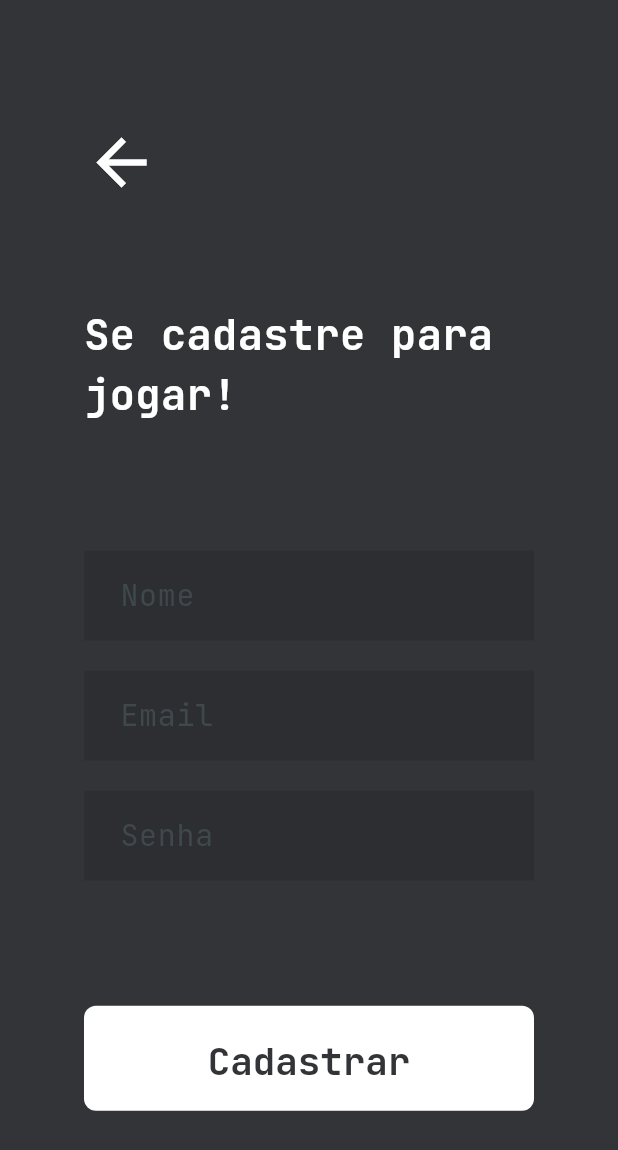
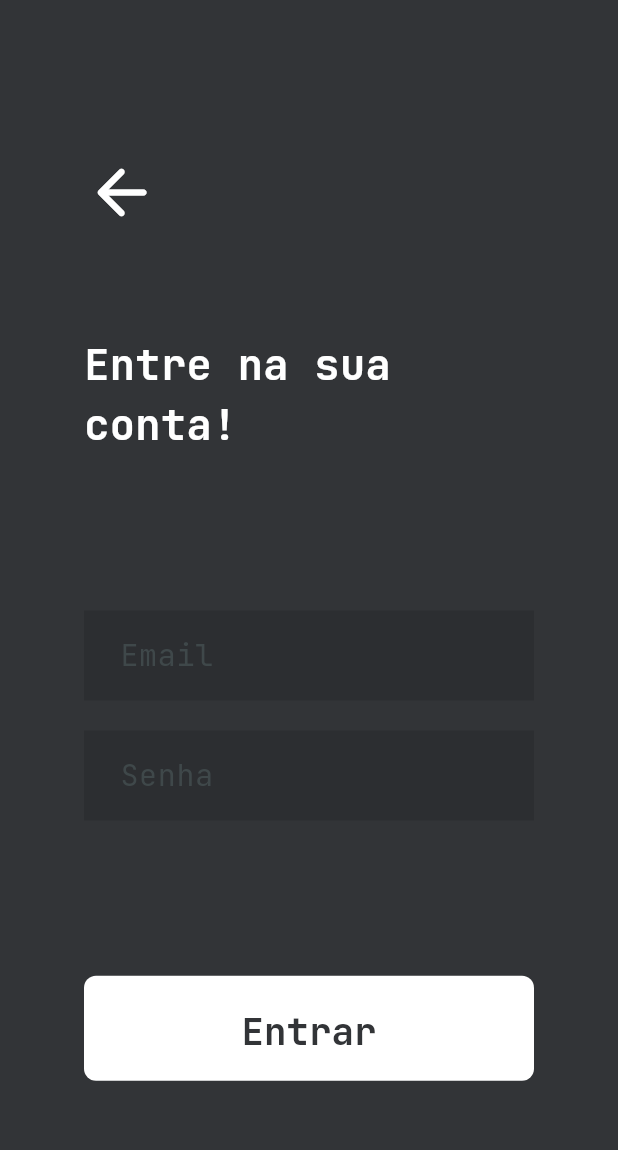
Before and after one commit to PsSergio/HasType_Mobile, a Flutter app: the screen it shows after launch, on a phone screen of 412 x 824 dp. Shown: the top 1150 px of the screen. Run offline on Flutter 3.47's test engine with Material 3 defaults, Android fonts, the phone set to English and light mode, and no system bars; our stand-ins replace dio, google_fonts.

Commit message:
feat: getting start with login service

```diff
--- /dev/null
+++ b/hastype/lib/data/controllers/login_controller.dart
@@ -0,0 +1,43 @@
+import 'dart:async';
+
+import 'package:dio/dio.dart';
+import 'package:hastype/data/dtos/login_user_dto.dart';
+import 'package:hastype/data/repositories/user_repository.dart';
+
+class LoginController {
+  LoginStates state = LoginStates.start;
+
+  Future start(LoginUserDto model) async {
+    state = LoginStates.loading;
+
+    try {
+      final response = await UserRepository().singinUser(model);
+
+      print(response);
+
+      state = LoginStates.logged;
+
+      return response;
+    } on DioException catch (e) {
+      if (e.response?.statusCode == 200) {
+        state = LoginStates.userAlreadyLogged;
+        return e.response?.data;
+      } else if (e.response?.statusCode == 404) {
+        state = LoginStates.dataInvalid;
+        return e.response?.data;
+      } else if (e.type == DioExceptionType.connectionError) {
+        state = LoginStates.noInternet;
+        return "Falha na conecção. Tente novamente!";
+      }
+    }
+  }
+}
+
+enum LoginStates {
+  start,
+  loading,
+  logged,
+  noInternet,
+  dataInvalid,
+  userAlreadyLogged,
+}
--- /dev/null
+++ b/hastype/lib/data/dtos/login_user_dto.dart
@@ -0,0 +1,19 @@
+class LoginUserDto {
+    final String email;
+    final String senha;
+
+    LoginUserDto({
+        required this.email,
+        required this.senha,
+    });
+
+    factory LoginUserDto.fromJson(Map<String, dynamic> json) => LoginUserDto(
+        email: json["email"],
+        senha: json["senha"],
+    );
+
+    Map<String, dynamic> toJson() => {
+        "email": email,
+        "senha": senha,
+    };
+}
--- a/hastype/lib/main_app.dart
+++ b/hastype/lib/main_app.dart
@@ -2,13 +2,14 @@ import 'package:flutter/material.dart';
 import 'package:google_fonts/google_fonts.dart';
 import 'package:hastype/views/cadastro_page.dart';
 import 'package:hastype/views/first_page.dart';
+import 'package:hastype/views/login_page.dart';
 
 class MainApp extends StatelessWidget{
   @override
   Widget build(BuildContext context) {
     // TODO: implement build
     return MaterialApp(
-      home: const CadastroPage(),
+      home: const LoginPage(),
       theme: ThemeData(
         scaffoldBackgroundColor: const Color.fromRGBO(50, 52, 55, 1),
         // fontFamily: GoogleFonts.jetBrainsMono()
--- /dev/null
+++ b/hastype/lib/views/login_page.dart
@@ -0,0 +1,105 @@
+import 'dart:convert';
+
+import 'package:dio/dio.dart';
+import 'package:flutter/material.dart';
+import 'package:hastype/components/button_default.dart';
+import 'package:hastype/components/input_box.dart';
+import 'package:hastype/components/text_default.dart';
+import 'package:hastype/data/controllers/login_controller.dart';
+import 'package:hastype/data/dtos/login_user_dto.dart';
+
+class LoginPage extends StatefulWidget {
+  const LoginPage({super.key});
+
+  @override
+  State<LoginPage> createState() => _LoginPageState();
+}
+
+class _LoginPageState extends State<LoginPage> {
+  final loginController = LoginController();
+
+  final emailController = TextEditingController();
+  final senhaController = TextEditingController();
+
+  String errorMsg = "";
+  bool errorIsVisible = false;
+  bool loadingIsVisible = false;
+
+  @override
+  Widget build(BuildContext context) {
+    return Scaffold(
+      resizeToAvoidBottomInset: false,
+      body: Stack(
+        children: [
+          Center(
+            child: SizedBox(
+              width: 300,
+              child: Column(
+                mainAxisAlignment: MainAxisAlignment.spaceEvenly,
+                children: [
+                  const SizedBox(
+                    // height: 400,
+                    child: Column(
+                      mainAxisAlignment: MainAxisAlignment.spaceEvenly,
+                      children: [
+                        Align(
+                            alignment: Alignment.topLeft,
+                            child: Icon(
+                              Icons.arrow_back_rounded,
+                              color: Colors.white,
+                              size: 50,
+                            )),
+                        SizedBox(
+                          height: 70,
+                        ),
+                        TextDefault(text: "Entre na sua conta!", fontSize: 28),
+                      ],
+                    ),
+                  ),
+                  SizedBox(
+                    // height: 250,
+
+                    child: Column(
+                      mainAxisAlignment: MainAxisAlignment.spaceEvenly,
+                      children: [
+                        InputBox(
+                          text: "Email",
+                          controller: emailController,
+                        ),
+                        const SizedBox(
+                          height: 20,
+                        ),
+                        InputBox(
+                          text: "Senha",
+                          controller: senhaController,
+                        ),
+                      ],
+                    ),
+                  ),
+                  ButtonDefault(
+                      text: "Entrar",
+                      onPressed: () async {
+                        if (senhaController.text != "" &&
+                            emailController.text != "") {
+                          setState(() {
+                            loadingIsVisible = true;
+                          });
+
+                          dynamic results = await loginController.start(
+                              LoginUserDto(
+                                  email: emailController.text.trim(),
+                                  senha: senhaController.text.trim()));
+
+                          // print(results);
+
+                        }
+                      })
+                ],
+              ),
+            ),
+          ),
+        ],
+      ),
+    );
+  }
+}
```
Also changed, not shown: hastype/lib/data/controllers/cadastro_controller.dart (+10 -25 lines), hastype/lib/data/repositories/user_repository.dart (+13 -3 lines), hastype/lib/models/session_model.dart (added, +19 -0 lines), hastype/lib/views/cadastro_page.dart (+11 -9 lines), hastype/lib/views/home_page.dart (added, +15 -0 lines), 1 other file.
